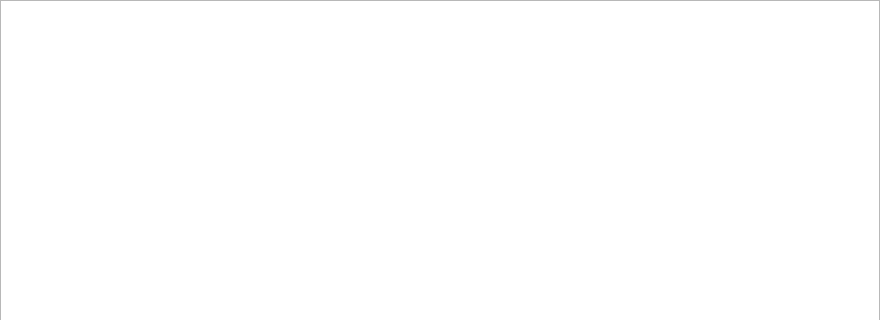
The window that src/views/shared/request_headers_form.ui (evanrolfe/pntest) describes before a commit, drawn with Qt 5; both pictures show x 0 to 880 and y 0 to 320 of the 880 by 521 pixel window.
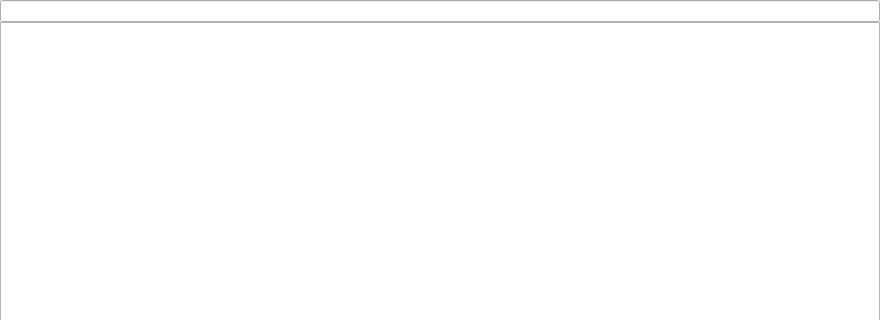
The same window after the commit.

```diff
--- a/src/views/shared/request_headers_form.ui
+++ b/src/views/shared/request_headers_form.ui
@@ -26,6 +26,9 @@
    <property name="bottomMargin">
     <number>0</number>
    </property>
+   <item>
+    <widget class="QLineEdit" name="headerLine"/>
+   </item>
    <item>
     <widget class="QTableView" name="headersTable"/>
    </item>
```
